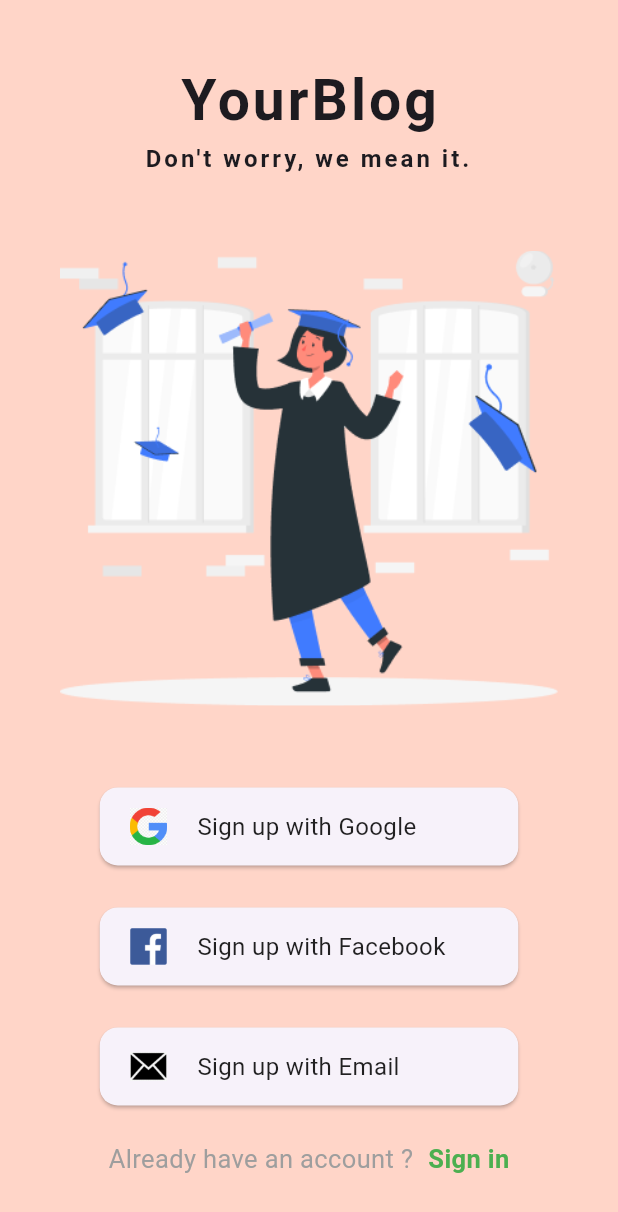
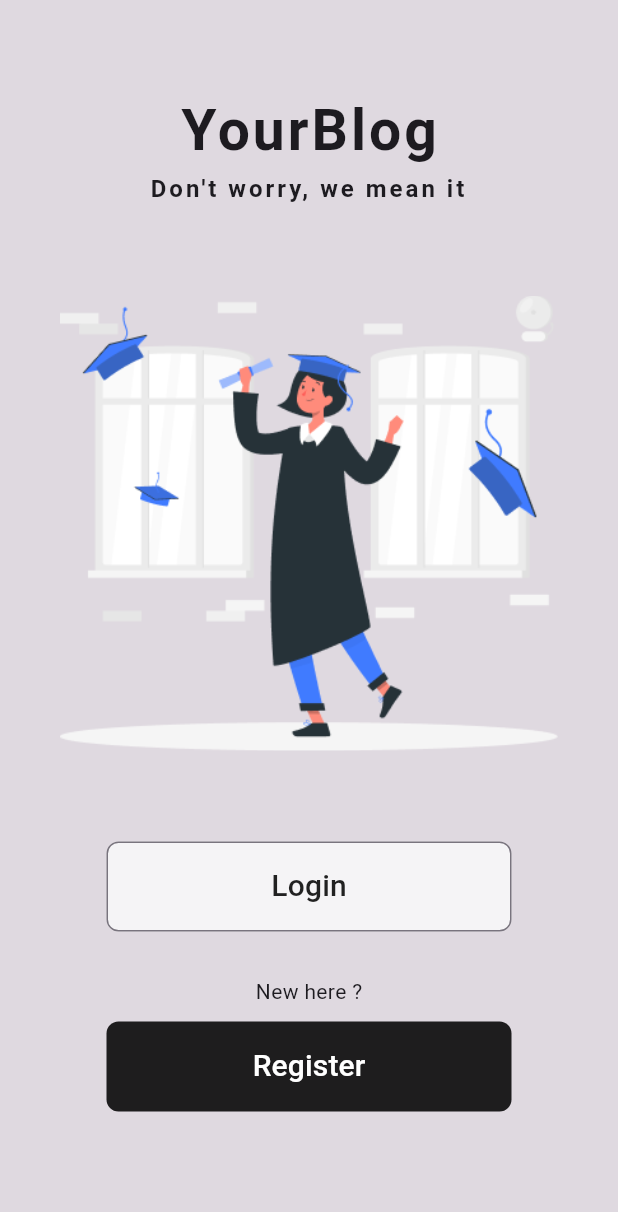
Before and after one commit to vivienogoun/your-blog.flutter, a Flutter app: the WelcomePage screen opened directly, on a phone screen of 412 x 824 dp. Shown: the top 1212 px of the screen. Run offline on Flutter 3.47's test engine with Material 3 defaults, Android fonts, the phone set to English and light mode, and no system bars; statements that could not run were skipped.

Commit message:
finish welcome page building

```diff
--- a/lib/pages/welcome_page.dart
+++ b/lib/pages/welcome.dart
@@ -1,4 +1,6 @@
 import 'package:flutter/material.dart';
+import 'package:your_blog/pages/sign_up.dart';
+import 'package:your_blog/pages/sign_in.dart';
 
 class WelcomePage extends StatefulWidget {
   const WelcomePage({super.key});
@@ -16,8 +18,9 @@ class _WelcomePageState extends State<WelcomePage> {
       body: Container(
         height: MediaQuery.of(context).size.height,
         width: MediaQuery.of(context).size.width,
-        decoration: BoxDecoration(
-          gradient: LinearGradient(
+        decoration: const BoxDecoration(
+          color: Colors.black12,
+          /*gradient: LinearGradient(
             colors: [
               Colors.white,
               Colors.deepOrange.shade200
@@ -26,10 +29,10 @@ class _WelcomePageState extends State<WelcomePage> {
             end: const FractionalOffset(0.0, 1.0),
             stops: const [0.0, 1.0],
             tileMode: TileMode.repeated,
-          )
+          )*/
         ),
         child: Padding(
-          padding: const EdgeInsets.symmetric(horizontal: 40, vertical: 40),
+          padding: const EdgeInsets.symmetric(horizontal: 40, vertical: 60),
           child: Column(
             children: [
               const Text(
@@ -42,7 +45,7 @@ class _WelcomePageState extends State<WelcomePage> {
               ),
               //SizedBox(height: MediaQuery.of(context).size.height/6,),
               const Text(
-                "Don't worry, we mean it.",
+                "Don't worry, we mean it",
                 textAlign: TextAlign.center,
                 style: TextStyle(
                   fontWeight: FontWeight.w600,
@@ -50,14 +53,55 @@ class _WelcomePageState extends State<WelcomePage> {
                   letterSpacing: 2,
                 ),
               ),
-              const SizedBox(height: 50,),
+              const SizedBox(height: 60,),
               Image.asset("assets/graphics.png"),
-              const SizedBox(height: 50,),
-              boxContainer("assets/google.png", "Sign up with Google"),
-              const SizedBox(height: 20,),
-              boxContainer("assets/facebook.png", "Sign up with Facebook"),
-              const SizedBox(height: 20,),
-              boxContainer("assets/email.png", "Sign up with Email"),
+              const SizedBox(height: 60,),
+              OutlinedButton(
+                onPressed: () => {
+                  Navigator.of(context).push(MaterialPageRoute(builder: (context) => const SignInPage(),))
+                },
+                style: ButtonStyle(
+                  fixedSize: const MaterialStatePropertyAll<Size>(
+                      Size(270.0, 60.0)
+                  ),
+                  backgroundColor: const MaterialStatePropertyAll<Color>(Colors.white70),
+                  shape: MaterialStateProperty.all(
+                    RoundedRectangleBorder(
+                      borderRadius: BorderRadius.circular(8.0),
+                    ),
+                  ),
+                ),
+                child: const Text("Login", style: TextStyle(
+                  color: Colors.black87,
+                  fontSize: 20.0,
+                )),
+              ),
+              //boxContainer("assets/google.png", "Sign up with Google"),
+              const SizedBox(height: 30,),
+              const Text("New here ?"),
+              //boxContainer("assets/facebook.png", "Sign up with Facebook"),
+              const SizedBox(height: 10,),
+              FilledButton(
+                onPressed: () => {
+                  Navigator.of(context).push(MaterialPageRoute(builder: (context) => const SignUpPage(),))
+                },
+                style: ButtonStyle(
+                  fixedSize: const MaterialStatePropertyAll<Size>(
+                    Size(270.0, 60.0)
+                  ),
+                  backgroundColor: const MaterialStatePropertyAll<Color>(Colors.black87),
+                  shape: MaterialStateProperty.all(
+                    RoundedRectangleBorder(
+                      borderRadius: BorderRadius.circular(8.0),
+                    ),
+                  ),
+                ),
+                child: const Text("Register", style: TextStyle(
+                  color: Colors.white,
+                  fontSize: 20.0,
+                ),)
+              )
+              /*boxContainer("assets/email.png", "Sign up with Email"),
               const SizedBox(height: 20,),
               const Row(
                 mainAxisAlignment: MainAxisAlignment.center,
@@ -73,14 +117,14 @@ class _WelcomePageState extends State<WelcomePage> {
                     fontWeight: FontWeight.bold,
                   ))
                 ],
-              )
+              )*/
             ],
           ),
         ),
       ),
     );
   }
-  Widget boxContainer(String path, String text) {
+  /*Widget boxContainer(String path, String text) {
     return Container(
       height: 60,
       width: MediaQuery.of(context).size.width-125,
@@ -103,5 +147,5 @@ class _WelcomePageState extends State<WelcomePage> {
         )
       ),
     );
-  }
+  }*/
 }
```
Also changed, not shown: lib/pages/sign_up.dart (added, +213 -0 lines), lib/network_handler.dart (added), lib/pages/home.dart (added), lib/pages/sign_in.dart (added), lib/screens/bookmarks.dart (added), lib/screens/home.dart (added), lib/screens/posts.dart (added), lib/screens/profile.dart (added).
